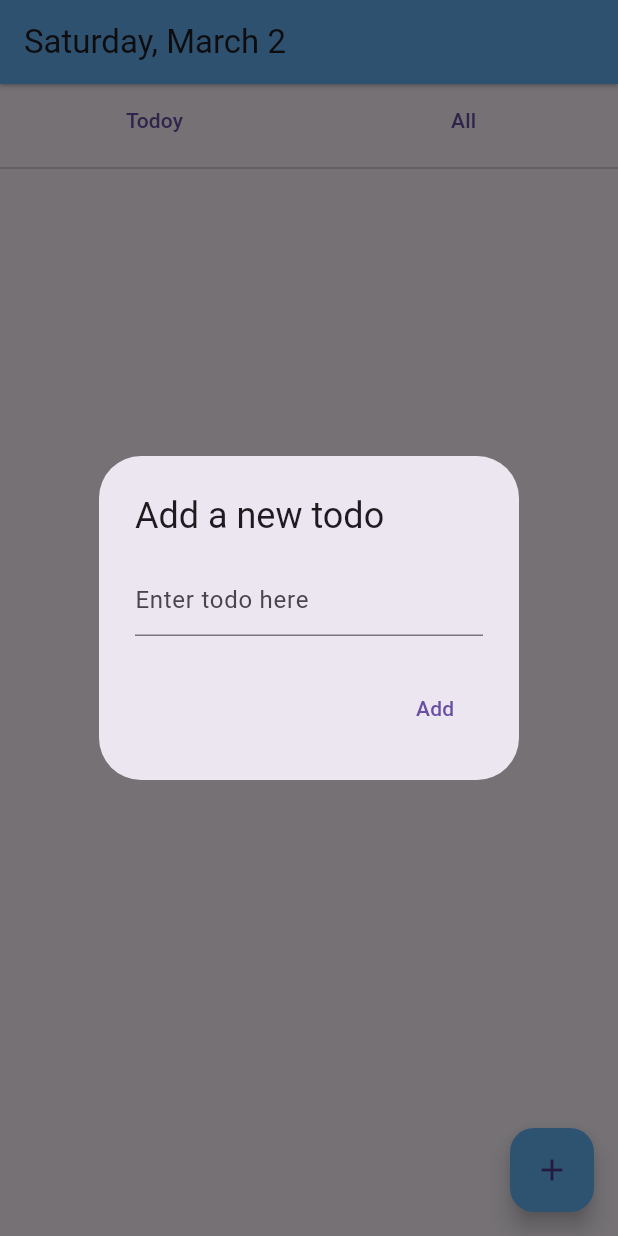
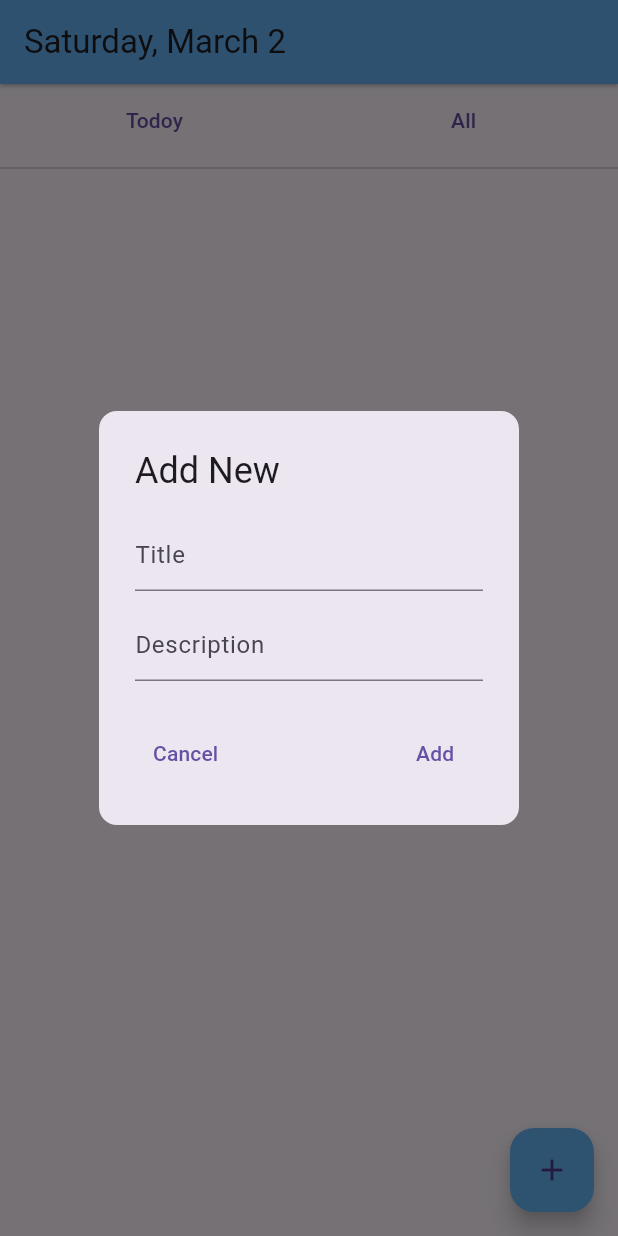
Before and after one commit to decobang/todo_mobile_app, a Flutter app: the screen it shows after launch, after a tap on the "add" icon, on a phone screen of 412 x 824 dp. Run offline on Flutter 3.47's test engine with Material 3 defaults, Android fonts, the phone set to English and light mode, and no system bars; our stand-ins replace flutter_riverpod.

Commit message:
todo popup dialog is complete.  next feature is date picker

```diff
--- a/lib/models/todo_provider.dart
+++ b/lib/models/todo_provider.dart
@@ -13,4 +13,8 @@ class TodoList extends StateNotifier<List<TodoItem>> {
   void remove(String itemId) {
     state = state.where((element) => element.id != itemId).toList();
   }
+
+  void update(TodoItem item) {
+    state = state.map((e) => e.id == item.id ? item : e).toList();
+  }
 }
--- a/lib/screens/pages/today_todo_page.dart
+++ b/lib/screens/pages/today_todo_page.dart
@@ -0,0 +1,31 @@
+import 'package:flutter/material.dart';
+import 'package:flutter_riverpod/flutter_riverpod.dart';
+import 'package:todo_mobile_app/models/todo_items_model.dart';
+import 'package:todo_mobile_app/models/todo_provider.dart';
+
+class TodayTodoPage extends ConsumerWidget {
+  const TodayTodoPage({super.key});
+
+  @override
+  Widget build(BuildContext context, WidgetRef ref) {
+    List<TodoItem> todoListItems = ref.watch(todoProvider);
+
+    return ListView.builder(
+      itemBuilder: (context, index) {
+        return ListTile(
+          title: Text(todoListItems[index].title),
+          subtitle: Text(todoListItems[index].description),
+          trailing: Checkbox(
+            value: todoListItems[index].isDone,
+            onChanged: (bool? value) {
+              ref.read(todoProvider.notifier).update(
+                    todoListItems[index].copyWith(isDone: value),
+                  );
+            },
+          ),
+        );
+      },
+      itemCount: todoListItems.length,
+    );
+  }
+}
--- a/lib/screens/todo_screen.dart
+++ b/lib/screens/todo_screen.dart
@@ -3,6 +3,7 @@ import 'package:flutter_riverpod/flutter_riverpod.dart';
 import 'package:todo_mobile_app/models/todo_items_model.dart';
 import 'package:todo_mobile_app/models/todo_provider.dart';
 import 'package:intl/intl.dart';
+import 'package:todo_mobile_app/screens/pages/today_todo_page.dart';
 import 'package:todo_mobile_app/widgets/add_todo_dialog.dart';
 
 class ToDoScreen extends ConsumerWidget {
@@ -11,7 +12,6 @@ class ToDoScreen extends ConsumerWidget {
   @override
   Widget build(BuildContext context, WidgetRef ref) {
     final PageController pageController = PageController();
-    List<TodoItem> todoListItems = ref.watch(todoProvider);
 
     String getCurrentDate() {
       DateTime now = DateTime.now();
@@ -68,9 +68,7 @@ class ToDoScreen extends ConsumerWidget {
             child: PageView(
               controller: pageController,
               children: <Widget>[
-                Center(
-                  child: Text('Todoy'),
-                ),
+                TodayTodoPage(),
                 Center(
                   child: Text('All'),
                 )
--- a/lib/widgets/add_todo_dialog.dart
+++ b/lib/widgets/add_todo_dialog.dart
@@ -1,23 +1,85 @@
 import 'package:flutter/material.dart';
+import 'package:flutter_riverpod/flutter_riverpod.dart';
+import 'package:todo_mobile_app/models/todo_items_model.dart';
+import 'package:todo_mobile_app/models/todo_provider.dart';
+import 'package:uuid/uuid.dart';
 
-class AddTodoDialog extends StatelessWidget {
-  final TextEditingController controller = TextEditingController();
+class AddTodoDialog extends ConsumerStatefulWidget {
+  AddTodoDialog({Key? key}) : super(key: key);
+
+  @override
+  _AddTodoDialogState createState() => _AddTodoDialogState();
+}
+
+class _AddTodoDialogState extends ConsumerState<AddTodoDialog> {
+  final TextEditingController titleController = TextEditingController();
+  final TextEditingController descriptionController = TextEditingController();
+  final formKey = GlobalKey<FormState>();
 
   @override
   Widget build(BuildContext context) {
     return AlertDialog(
-      title: Text('Add a new todo'),
-      content: TextField(
-        controller: controller,
-        decoration: InputDecoration(hintText: "Enter todo here"),
+      shape: RoundedRectangleBorder(
+        borderRadius: BorderRadius.circular(12),
+      ),
+      title: const Text('Add New'),
+      content: Form(
+        key: formKey,
+        child: Column(
+          mainAxisSize: MainAxisSize.min,
+          children: [
+            TextFormField(
+              controller: titleController,
+              decoration: InputDecoration(hintText: "Title"),
+              validator: (value) {
+                if (value == null || value.isEmpty) {
+                  return 'Title is required';
+                }
+                return null;
+              },
+            ),
+            const SizedBox(height: 12),
+            TextFormField(
+              controller: descriptionController,
+              decoration: InputDecoration(hintText: "Description"),
+              validator: (value) {
+                if (value == null || value.isEmpty) {
+                  return 'Description is required';
+                }
+                return null;
+              },
+            ),
+          ],
+        ),
       ),
       actions: [
-        TextButton(
-          child: Text('Add'),
-          onPressed: () {
-            // Add your todo here
-            Navigator.of(context).pop(controller.text);
-          },
+        Row(
+          mainAxisAlignment: MainAxisAlignment.spaceBetween,
+          children: [
+            TextButton(
+              child: Text('Cancel'),
+              onPressed: () {
+                Navigator.of(context).pop();
+              },
+            ),
+            TextButton(
+              child: Text('Add'),
+              onPressed: () {
+                if (formKey.currentState!.validate()) {
+                  // Add item to the list
+                  ref.read(todoProvider.notifier).add(
+                        TodoItem(
+                          id: const Uuid().v4(),
+                          title: titleController.text,
+                          description: descriptionController.text,
+                          isDone: false,
+                        ),
+                      );
+                  Navigator.of(context).pop();
+                }
+              },
+            ),
+          ],
         ),
       ],
     );
--- a/pubspec.yaml
+++ b/pubspec.yaml
@@ -39,6 +39,7 @@ dependencies:
   cupertino_icons: ^1.0.6
   flutter_riverpod: ^2.4.10
   intl: ^0.19.0
+  uuid: ^4.3.3
 
 dev_dependencies:
   flutter_test:
```
Also changed, not shown: pubspec.lock.
